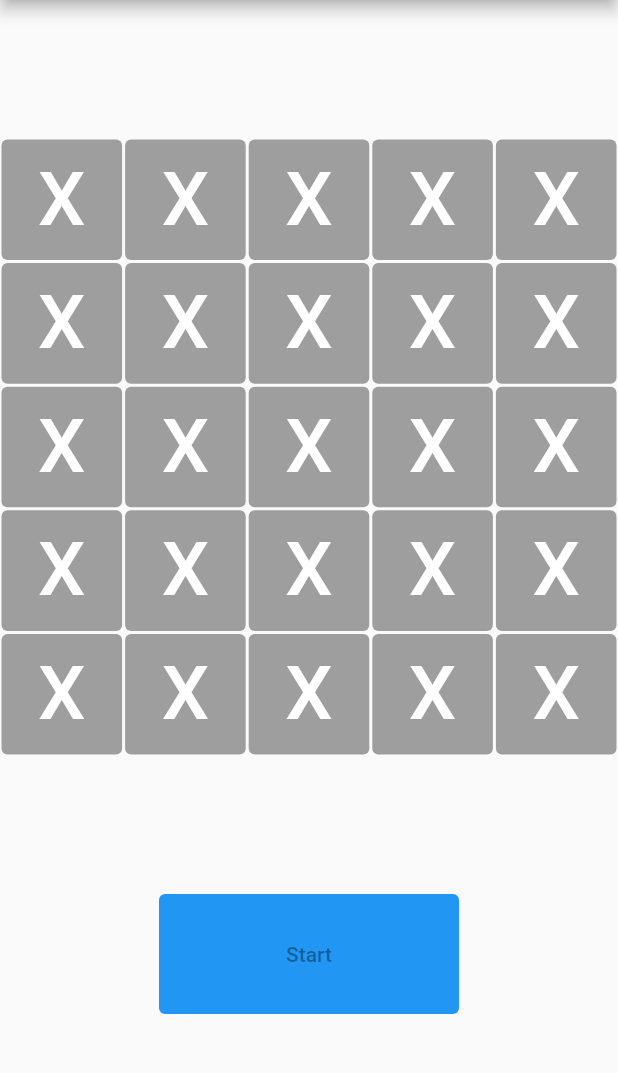
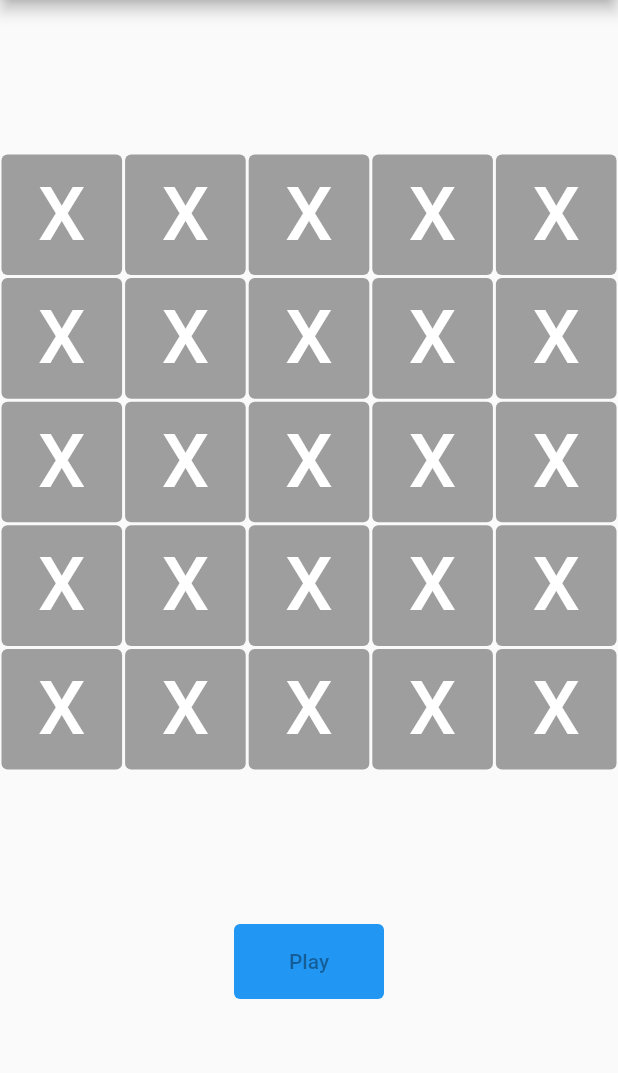
Before and after one commit to DinjerChang/flutter_slide_puzzle, a Flutter app: the screen it shows after launch, on a phone screen of 412 x 824 dp, the part 84-1157 px from its top. Run offline on Flutter 3.47's test engine with Material 2 defaults, Android fonts, the phone set to English and light mode, and no system bars.

Commit message:
5x5 v1 commit

```diff
--- a/lib/main.dart
+++ b/lib/main.dart
@@ -76,8 +76,7 @@ class _TicTacToePageState extends State<TicTacToePage> {
                 return Container(
                     padding: const EdgeInsets.all(1.0), // 加入padding，產生留白處
                     child: TextButton(
-                      child: const Text(
-                        "X",
+                      child: const Text("X",
                         style: TextStyle(
                             fontSize: 50.0,
                             color: Colors.white,),
@@ -90,11 +89,11 @@ class _TicTacToePageState extends State<TicTacToePage> {
             ),
             Center(
                 child: SizedBox(
-                    width: 200,
-                    height: 80,
+                    width: 100,
+                    height: 50,
                     child: ElevatedButton(
                         onPressed: null,
-                        child: const Text('Start'),
+                        child: const Text('Play'),
                         style:
                             ButtonStyle(
                               backgroundColor:MaterialStateProperty.all(Colors.blue)
```
